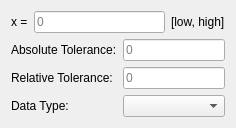
Old version of the form atef/ui/comp_equals.ui in the repository pcdshub/atef.
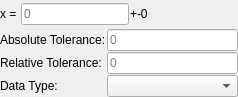
New version of the form.

Commit message: ENH: various changes to the look and feel of the equals widget

The edit to the form file:
```diff
--- a/atef/ui/comp_equals.ui
+++ b/atef/ui/comp_equals.ui
@@ -6,20 +6,35 @@
    <rect>
     <x>0</x>
     <y>0</y>
-    <width>236</width>
-    <height>120</height>
+    <width>238</width>
+    <height>97</height>
    </rect>
   </property>
   <property name="windowTitle">
    <string>Form</string>
   </property>
   <layout class="QVBoxLayout" name="verticalLayout">
+   <property name="spacing">
+    <number>1</number>
+   </property>
+   <property name="leftMargin">
+    <number>0</number>
+   </property>
+   <property name="topMargin">
+    <number>0</number>
+   </property>
+   <property name="rightMargin">
+    <number>0</number>
+   </property>
+   <property name="bottomMargin">
+    <number>0</number>
+   </property>
    <item>
     <layout class="QHBoxLayout" name="horizontalLayout">
      <item>
       <widget class="QLabel" name="equals_label">
        <property name="text">
-        <string>x =</string>
+        <string>x = </string>
        </property>
       </widget>
      </item>
@@ -33,10 +48,23 @@
      <item>
       <widget class="QLabel" name="range_label">
        <property name="text">
-        <string>[low, high]</string>
+        <string>+-0</string>
        </property>
       </widget>
      </item>
+     <item>
+      <spacer name="horizontalSpacer">
+       <property name="orientation">
+        <enum>Qt::Horizontal</enum>
+       </property>
+       <property name="sizeHint" stdset="0">
+        <size>
+         <width>40</width>
+         <height>20</height>
+        </size>
+       </property>
+      </spacer>
+     </item>
     </layout>
    </item>
    <item>
```
The commit also changes 1 other file.
